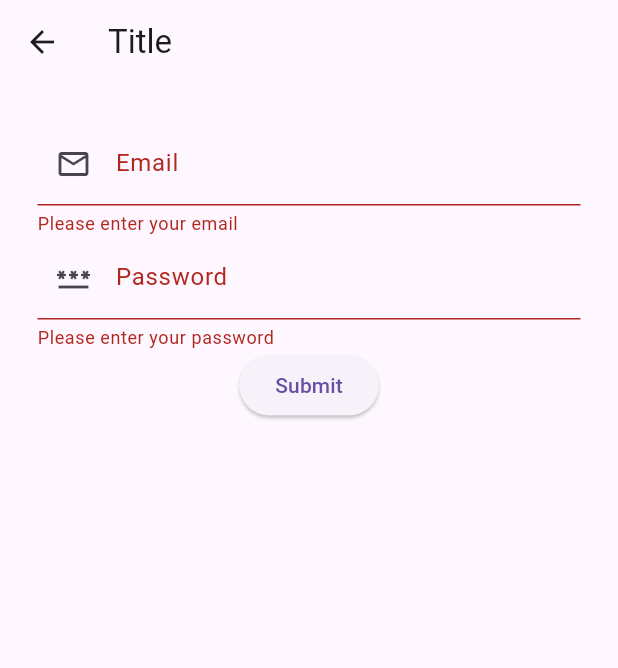
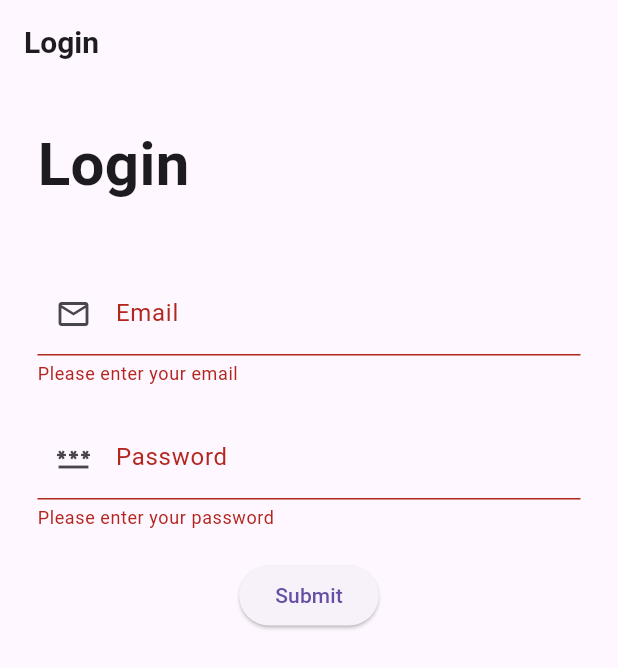
Before and after one commit to Mikeruss1418/flutter_intern-1, a Flutter app: the Login screen opened directly, after a tap on "Submit", on a phone screen of 412 x 824 dp. Shown: the top 668 px of the screen. Run offline on Flutter 3.47's test engine with Material 3 defaults, Android fonts, the phone set to English and light mode, and no system bars; our stand-ins replace file_picker, image_picker, shared_preferences; accounts and stored records are empty; network calls fail.

Commit message:
day_7 part 1 class assessment finished

```diff
--- a/lib/login.dart
+++ b/lib/login.dart
@@ -1,4 +1,6 @@
 import 'package:day5/dashboard.dart';
+import 'package:day5/models/signup_model.dart';
+import 'package:day5/sharedforsignup.dart';
 import 'package:flutter/material.dart';
 import 'package:shared_preferences/shared_preferences.dart';
 
@@ -27,40 +29,54 @@ class Login extends StatefulWidget {
 }
 
 class _HomeState extends State<Login> {
+  List<SaveModel> modelList = [];
   @override
   void initState() {
     super.initState();
-    // load();
+    load();
   }
 
-  // void load() async {
-  //   SharedPreferences prefs = await SharedPreferences.getInstance();
-  //   setState(() {
-  //     final fullname = prefs.getString('fullname') ?? '';
-  //     final gender = prefs.getString('gender') ?? '';
-  //     final dob = prefs.getString('dob') ?? '';
-  //     final mobile = prefs.getString('mobile') ?? '';
-  //     final maritalstatus = prefs.getString('maritalstatus') ?? '';
-  //     final email = prefs.getString('email') ?? '';
-  //     final password = prefs.getString('password') ?? '';
-  //   });
-  // }
+  Future<void> load() async {
+    Helper helper = Helper();
+    List<SaveModel> loadModelList = await helper.getModelList();
+    setState(() {
+      modelList = loadModelList;
+    });
+  }
 
   final _formKey = GlobalKey<FormState>();
   TextEditingController confirmemail = TextEditingController();
   TextEditingController confirmpassword = TextEditingController();
+  SaveModel sModel = SaveModel();
+
   @override
   Widget build(BuildContext context) {
     return Scaffold(
         appBar: AppBar(
-          title: Text('Title'),
+          title: const Text(
+            'Login',
+            style: TextStyle(fontSize: 20, fontWeight: FontWeight.w700),
+          ),
         ),
         body: Padding(
           padding: EdgeInsets.all(25.0),
           child: Form(
             key: _formKey,
             child: Column(
+              crossAxisAlignment: CrossAxisAlignment.start,
               children: [
+                Container(
+                  height: 80,
+                  margin: const EdgeInsets.only(bottom: 20),
+                  child: const Text(
+                    'Login',
+                    style: TextStyle(
+                      fontSize: 40,
+                      fontWeight: FontWeight.bold,
+                      // color: Colors.white
+                    ),
+                  ),
+                ),
                 TextFormField(
                   controller: confirmemail,
                   maxLines: 1,
@@ -78,6 +94,9 @@ class _HomeState extends State<Login> {
                     }
                   },
                 ),
+                const SizedBox(
+                  height: 20,
+                ),
                 TextFormField(
                   controller: confirmpassword,
                   maxLines: 1,
@@ -85,18 +104,6 @@ class _HomeState extends State<Login> {
                   decoration: const InputDecoration(
                     label: Text('Password'),
                     prefixIcon: Icon(Icons.password_outlined),
-                    // suffixIcon: IconButton(
-                    //     onPressed: () {
-                    //       if (obscure == false) {
-                    //         setState(() {
-                    //           obscure = true;
-                    //         });
-                    //       }
-                    //     },
-                    //     icon: Icon(obscure == false
-                    //         ? Icons.visibility_off
-                    //         : Icons.visibility),
-                    //         ),
                   ),
                   validator: (value) {
                     if (value == null || value.isEmpty) {
@@ -106,21 +113,33 @@ class _HomeState extends State<Login> {
                     }
                   },
                 ),
-                ElevatedButton(
-                    onPressed: () async {
+                const SizedBox(
+                  height: 20,
+                ),
+                Center(
+                  child: ElevatedButton(
+                    onPressed: () {
                       if (_formKey.currentState!.validate()) {
-                        final prefs = await SharedPreferences.getInstance();
-                        final email = prefs.getString('email');
-                        final password = prefs.getString('password');
-                        //
-                        if (confirmemail.text == email &&
-                            confirmpassword.text == password) {
-                          Navigator.pushReplacement(
+                        //here check is used as a flag to indicate that match is found
+                        bool check = false;
+                        //innitially ther boolen is set to false indicating that match is ot found
+
+                        for (var e in modelList) {
+                          if (e.email == confirmemail.text &&
+                              e.password == confirmpassword.text) {
+                            check = true;
+                            // if the if statement is satisfied check is changed to true which executes tha break statement
+                            Navigator.push(
                               context,
                               MaterialPageRoute(
                                 builder: (context) => const Dashboard(),
-                              ));
-                        } else {
+                              ),
+                            );
+                            break; // \
+                          }
+                        }
+                        // even after the whole list is iterated, and the value is not found then only the dialog box is executes
+                        if (!check) {
                           showDialog(
                             context: context,
                             builder: (context) {
@@ -130,10 +149,11 @@ class _HomeState extends State<Login> {
                                     "The email and password didn't match"),
                                 actions: [
                                   TextButton(
-                                      onPressed: () {
-                                        Navigator.of(context).pop();
-                                      },
-                                      child: const Text('ok'))
+                                    onPressed: () {
+                                      Navigator.pop(context);
+                                    },
+                                    child: const Text('ok'),
+                                  ),
                                 ],
                               );
                             },
@@ -141,7 +161,9 @@ class _HomeState extends State<Login> {
                         }
                       }
                     },
-                    child: const Text('Submit'))
+                    child: const Text('Submit'),
+                  ),
+                ),
               ],
             ),
           ),
--- a/lib/main.dart
+++ b/lib/main.dart
@@ -1,6 +1,7 @@
 // import 'dart:developer';
 
 // import 'package:day5/widgets/splash.dart';
+import 'package:day5/home.dart';
 import 'package:day5/practices/imagespicker.dart';
 import 'package:day5/signup.dart';
 import 'package:day5/usercv_day6.dart';
@@ -14,14 +15,12 @@ void main() {
 class App extends StatelessWidget {
   const App({super.key});
 
-
-
   @override
   Widget build(BuildContext context) {
     return const MaterialApp(
       title: ' CV Form',
       debugShowCheckedModeBanner: false,
-      home: SignUp(),
+      home: HomePage(),
     );
   }
 }
--- a/lib/models/for_project.dart
+++ b/lib/models/for_project.dart
@@ -1,4 +1,4 @@
-import 'dart:convert';
+
 
 import 'package:day5/models/exp_model.dart';
 import 'package:day5/models/other_model.dart';
--- /dev/null
+++ b/lib/models/signup_model.dart
@@ -0,0 +1,62 @@
+import 'dart:convert';
+import 'dart:typed_data';
+
+import 'package:flutter/material.dart';
+
+class SaveModel {
+  String? fullname;
+  String? gender;
+  String? email;
+  String? imagebase64;
+  String? dob;
+  String? mobile;
+  String? maritalstatus;
+  String? password;
+  String? cvpath;
+
+  SaveModel(
+      {this.cvpath,
+      this.gender,
+      this.dob,
+      this.email,
+      this.fullname,
+      this.imagebase64,
+      this.maritalstatus,
+      this.mobile,
+      this.password});
+
+  SaveModel.fromJson(Map<String, dynamic> map) {
+    fullname = map['fullname'];
+    gender = map['gender'];
+    email = map['email'];
+    imagebase64 = map['imagebase64'];
+    dob = map['dob'];
+    mobile = map['mobile'];
+    maritalstatus = map['maritialstatus'];
+    password = map['password'];
+    cvpath = map['cvpath'];
+  }
+
+  Map<String, dynamic> toJson() {
+    final Map<String, dynamic> data = <String, dynamic>{};
+    data['fullname'] = fullname;
+    data['gender'] = gender;
+    data['email'] = email;
+    data['imagebase64'] = imagebase64;
+    data['dob'] = dob;
+    data['mobile'] = mobile;
+    data['maritialstatus'] = maritalstatus;
+    data['password'] = password;
+    data['cvpath'] = cvpath;
+    return data;
+  }
+
+  ImageProvider getImageProvider() {
+    if (imagebase64 != null) {
+      Uint8List bytes = base64Decode(imagebase64!);
+      return MemoryImage(bytes);
+    } else {
+      return const AssetImage('asset/images/test.jpg');
+    }
+  }
+}
--- /dev/null
+++ b/lib/sharedforsignup.dart
@@ -0,0 +1,38 @@
+import 'dart:convert';
+
+import 'package:day5/models/for_project.dart';
+import 'package:day5/models/signup_model.dart';
+import 'package:shared_preferences/shared_preferences.dart';
+
+class Helper {
+  Future<void> addUserModel(SaveModel userModel) async {
+    final SharedPreferences prefs = await SharedPreferences.getInstance();
+    List<String>? jsonStringList = prefs.getStringList('model_list');
+    List<SaveModel> saveList = [];
+
+    if (jsonStringList != null) {
+      saveList = jsonStringList
+          .map((jsonString) => SaveModel.fromJson(jsonDecode(jsonString)))
+          .toList();
+    }
+
+    saveList.add(userModel);
+
+    List<String> updatedJsonStringList =
+        saveList.map((model) => jsonEncode(model.toJson())).toList();
+
+    await prefs.setStringList('model_list', updatedJsonStringList);
+  }
+
+  Future<List<SaveModel>> getModelList() async {
+    final SharedPreferences prefs = await SharedPreferences.getInstance();
+    List<String>? jsonStringList = prefs.getStringList('model_list');
+    if (jsonStringList != null) {
+      return jsonStringList
+          .map((jsonString) => SaveModel.fromJson(jsonDecode(jsonString)))
+          .toList();
+    } else {
+      return [];
+    }
+  }
+}
```
Also changed, not shown: lib/dashboard.dart (+55 -26 lines), lib/home.dart (added, +73 -0 lines), lib/signup.dart (+144 -103 lines), lib/practices/dart.dart (added).
